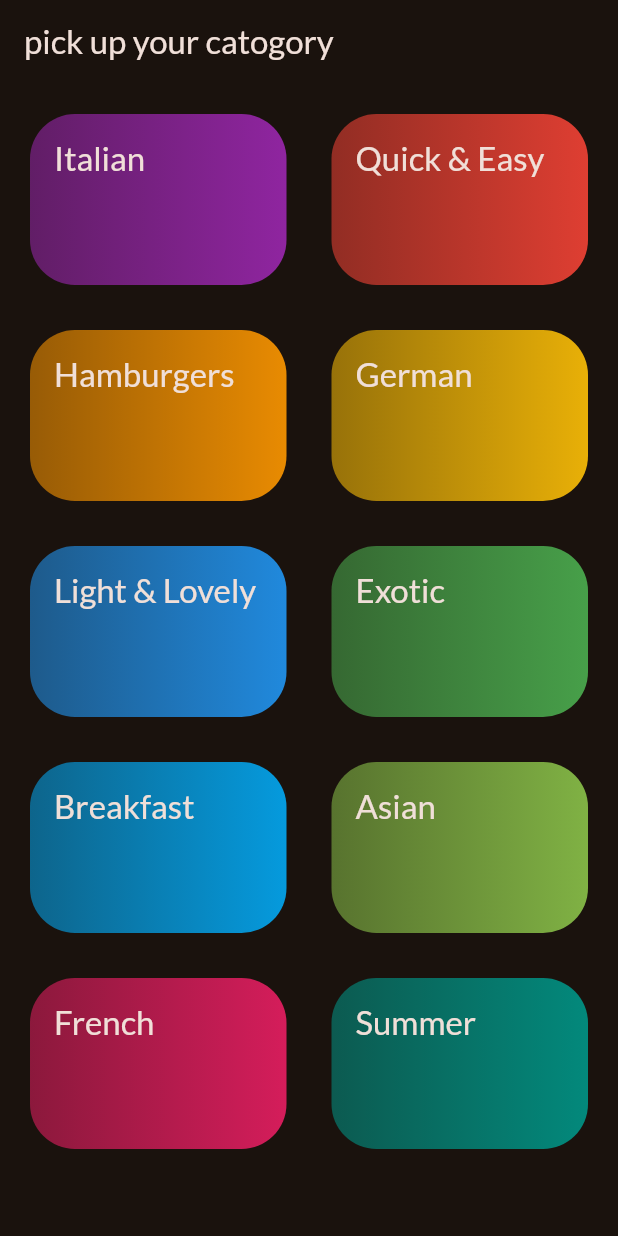
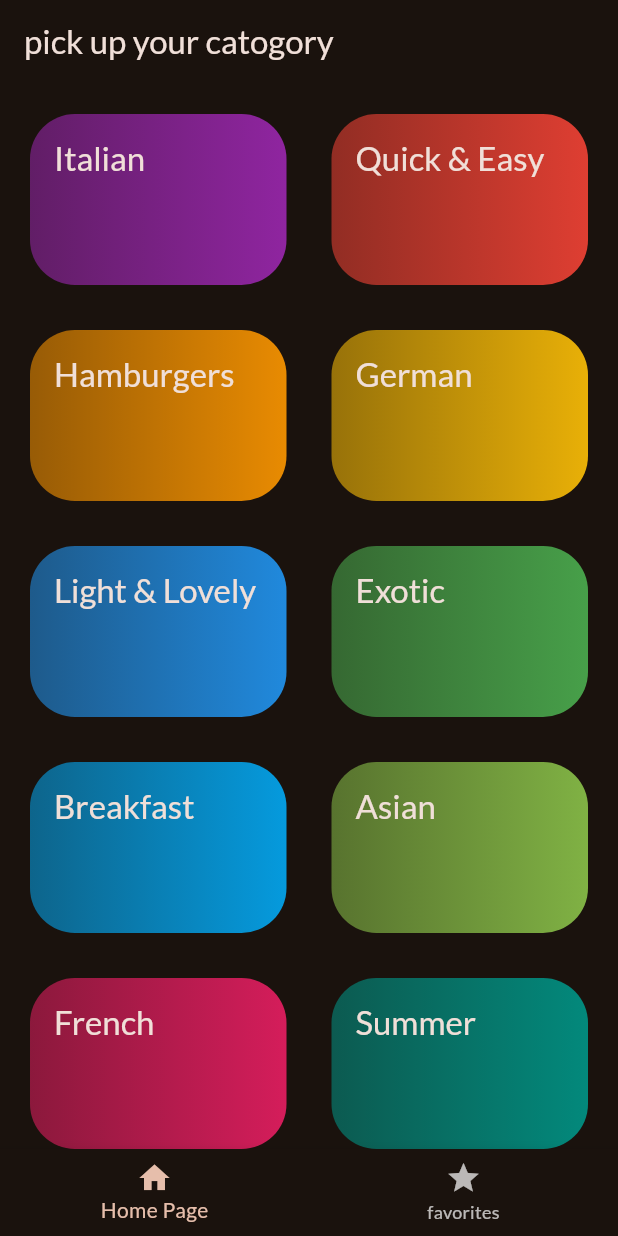
Before and after one commit to ASNoufal/Meals_App, a Flutter app: the screen it shows after launch, on a phone screen of 412 x 824 dp. Run offline on Flutter 3.47's test engine with Material 2 defaults, Android fonts, the phone set to English and light mode, and no system bars; our stand-ins replace google_fonts, transparent_image.

Commit message:
bottom navigation bar updated

```diff
--- a/lib/Screen/catogory.dart
+++ b/lib/Screen/catogory.dart
@@ -20,11 +20,7 @@ class CategoriesScreen extends StatelessWidget {
 
   @override
   Widget build(BuildContext context) {
-    return Scaffold(
-      appBar: AppBar(
-        title: const Text("pick up your catogory"),
-      ),
-      body: GridView(
+    return GridView(
       padding: const EdgeInsets.all(20),
       gridDelegate: const SliverGridDelegateWithFixedCrossAxisCount(
           crossAxisCount: 2,
@@ -41,7 +37,6 @@ class CategoriesScreen extends StatelessWidget {
             },
           )
       ],
-      ),
     );
   }
 }
--- /dev/null
+++ b/lib/Screen/favorite.dart
@@ -0,0 +1,12 @@
+import 'package:flutter/material.dart';
+
+class favorites extends StatelessWidget {
+  const favorites({super.key});
+
+  @override
+  Widget build(BuildContext context) {
+    return Scaffold(
+      body: Container(),
+    );
+  }
+}
--- /dev/null
+++ b/lib/Screen/tabs.dart
@@ -0,0 +1,44 @@
+import 'package:flutter/material.dart';
+import 'package:meal_app/Screen/catogory.dart';
+import 'package:meal_app/Screen/favorite.dart';
+
+class Tabs extends StatefulWidget {
+  const Tabs({super.key});
+
+  @override
+  State<Tabs> createState() => _TabsState();
+}
+
+int selectedindex = 0;
+
+class _TabsState extends State<Tabs> {
+  @override
+  Widget build(BuildContext context) {
+    Widget titles = const Text("pick up your catogory");
+    Widget activepage = const CategoriesScreen();
+    if (selectedindex == 1) {
+      activepage = const favorites();
+      titles = const Text("home page");
+    }
+    void selectedpage(int index) {
+      setState(() {
+        selectedindex = index;
+      });
+    }
+
+    return Scaffold(
+      appBar: AppBar(
+        title: titles,
+      ),
+      bottomNavigationBar: BottomNavigationBar(
+        currentIndex: selectedindex,
+        onTap: selectedpage,
+        items: const [
+          BottomNavigationBarItem(icon: Icon(Icons.home), label: "Home Page"),
+          BottomNavigationBarItem(icon: Icon(Icons.star), label: "favorites")
+        ],
+      ),
+      body: activepage,
+    );
+  }
+}
--- a/lib/main.dart
+++ b/lib/main.dart
@@ -1,6 +1,7 @@
 import 'package:flutter/material.dart';
 import 'package:google_fonts/google_fonts.dart';
 import 'package:meal_app/Screen/catogory.dart';
+import 'package:meal_app/Screen/tabs.dart';
 
 final theme = ThemeData(
   useMaterial3: true,
@@ -21,7 +22,7 @@ class MyApp extends StatelessWidget {
   Widget build(BuildContext context) {
     return MaterialApp(
       theme: theme,
-      home: const CategoriesScreen(),
+      home: const Tabs(),
     );
   }
 }
```
Lines whose indentation alone changed are shown as unchanged.
